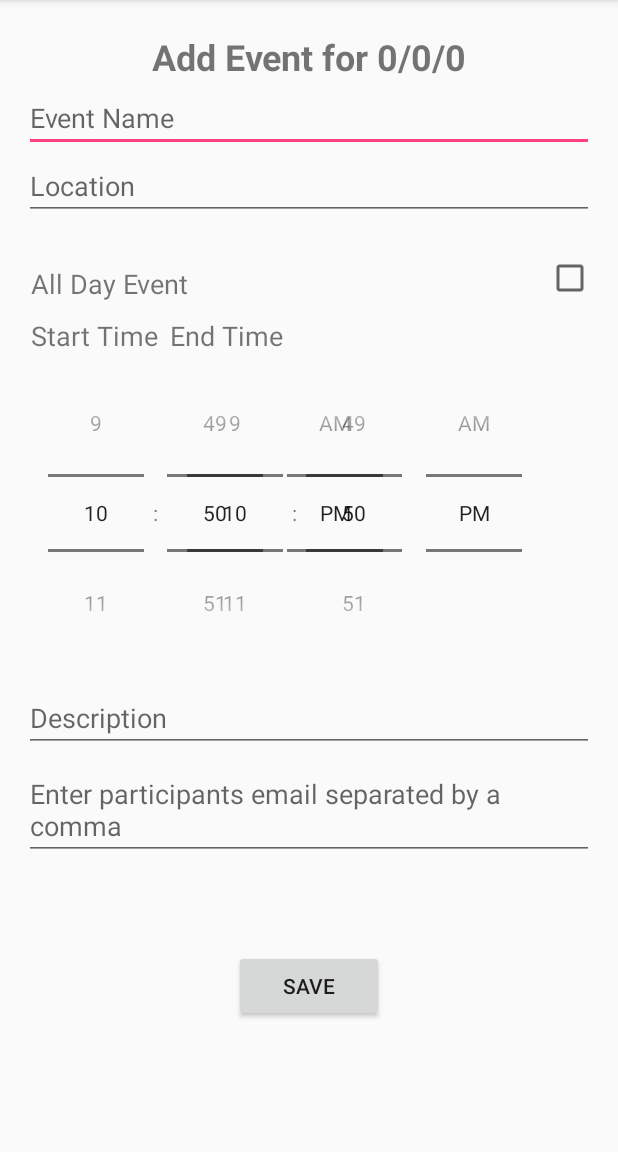
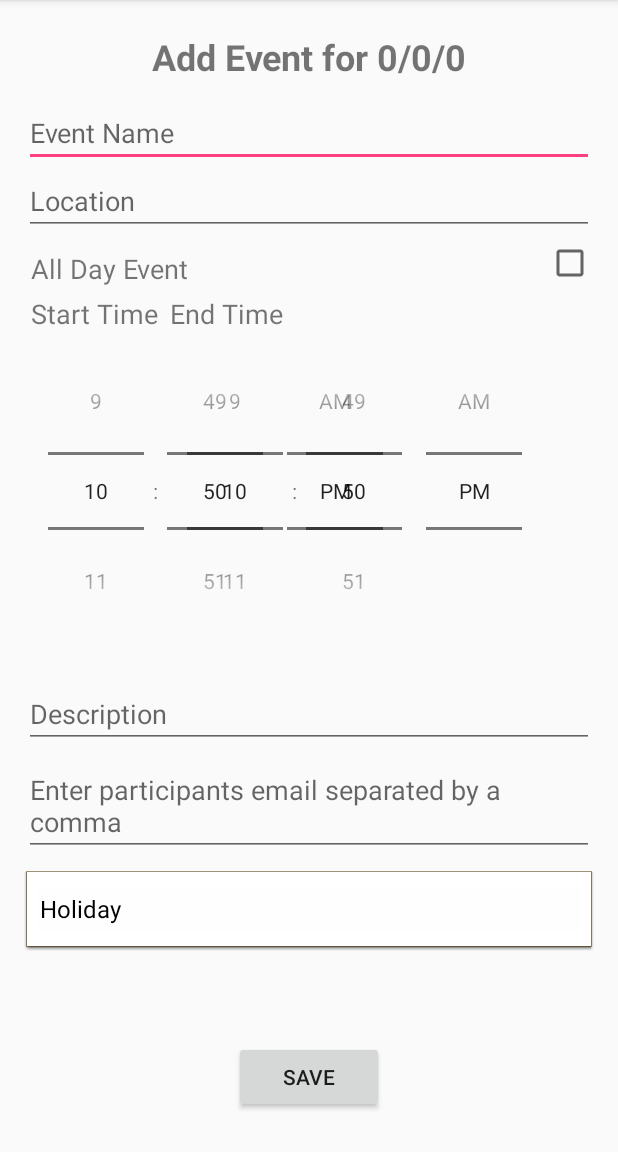
Before and after one commit to peggysoh/PersonalCalendar, an Android app: the AddEvent screen opened directly, with no data from a screen before it, on a phone screen of 412 x 824 dp, the part 84-1236 px from its top. Run offline under Robolectric (Android 15) with nearby library versions, the phone set to English and light mode, and no system bars; 4 statements that could not run were skipped.

Commit message:
Added calendar sets

```diff
--- a/app/src/main/java/com/sealteamsix/personalcalendar/AddEvent.java
+++ b/app/src/main/java/com/sealteamsix/personalcalendar/AddEvent.java
@@ -7,9 +7,11 @@ import android.net.Uri;
 import android.support.v7.app.AppCompatActivity;
 import android.os.Bundle;
 import android.view.View;
+import android.widget.ArrayAdapter;
 import android.widget.Button;
 import android.widget.CheckBox;
 import android.widget.EditText;
+import android.widget.Spinner;
 import android.widget.TextView;
 import android.widget.TimePicker;
 import android.widget.Toast;
@@ -20,6 +22,7 @@ import com.google.android.gms.common.api.GoogleApiClient;
 
 public class AddEvent extends AppCompatActivity implements View.OnClickListener {
 
+    private Spinner drop_eventType;
     private CheckBox check1;
     private Button button_save;
     private TextView startTime, endTime, title;
@@ -59,6 +62,12 @@ public class AddEvent extends AppCompatActivity implements View.OnClickListener
         etLocation = (EditText) findViewById(R.id.location);
         etDescription = (EditText) findViewById(R.id.description);
         etParticipants = (EditText) findViewById(R.id.participants);
+        drop_eventType = (Spinner) findViewById(R.id.spinner_eventType);
+
+        // Setting up event type dropdown menu
+        String[] items = new String[]{"Holiday", "Birthday", "School", "Work", "Personal", "Other"};
+        ArrayAdapter<String> adapter = new ArrayAdapter<String>(this, android.R.layout.simple_spinner_dropdown_item, items);
+        drop_eventType.setAdapter(adapter);
 
         // Getting date, month, year
         Intent myIntent = getIntent();
@@ -100,6 +109,8 @@ public class AddEvent extends AppCompatActivity implements View.OnClickListener
                 String location = etLocation.getText().toString();
                 String description = etDescription.getText().toString();
                 String participants = etParticipants.getText().toString();
+                String eventType = drop_eventType.getSelectedItem().toString();
+
                 if (check1.isChecked() == true) { //all day event
                     startHour = -1;
                     startMin = -1;
@@ -117,7 +128,7 @@ public class AddEvent extends AppCompatActivity implements View.OnClickListener
                 eventDbHelper = new EventDbHelper(context);
                 sqLiteDatabase = eventDbHelper.getWritableDatabase();
                 eventDbHelper.addInfo(date, month, year, name, location, startHour, startMin,
-                        endHour, endMin, description, participants, sqLiteDatabase);
+                        endHour, endMin, description, participants, eventType, sqLiteDatabase);
 
                 // Event added
                 Toast.makeText(this, "Event added.", Toast.LENGTH_SHORT).show();
--- a/app/src/main/java/com/sealteamsix/personalcalendar/EventContract.java
+++ b/app/src/main/java/com/sealteamsix/personalcalendar/EventContract.java
@@ -10,6 +10,8 @@ public class EventContract {
     public static abstract class NewEventInfo {
 
         // Column names
+        public static final String EVENT_TYPE = "event_type";
+        public static final String EVENT_ID = "event_id";
         public static final String EVENT_NAME = "event_name";
         public static final String LOCATION = "location";
         public static final String DESCRIPTION = "description";
--- a/app/src/main/java/com/sealteamsix/personalcalendar/MainActivity.java
+++ b/app/src/main/java/com/sealteamsix/personalcalendar/MainActivity.java
@@ -98,7 +98,7 @@ public class MainActivity extends AppCompatActivity {
         if(cursor.moveToFirst()) {  // true if there is info in DB
             do {
                 int date, month, year, start_hr, start_min, end_hr, end_min;
-                String name, location, description, participants;
+                String name, location, description, participants, type;
 
                 // Get data from cursor
                 // 0 DATE 1 MONTH 2 YEAR 3 EVENT_NAME 4 LOCATION 5 START_HR 6 START_MIN
@@ -114,8 +114,9 @@ public class MainActivity extends AppCompatActivity {
                 end_min = cursor.getInt(8);
                 description = cursor.getString(9);
                 participants = cursor.getString(10);
+                type = cursor.getString(11);
                 DataProvider dataProvider = new DataProvider(date, month, year, name, location,
-                        start_hr, start_min, end_hr, end_min, description, participants);
+                        start_hr, start_min, end_hr, end_min, description, participants, type);
                 if (year > cvYear) {
                     listDataAdapter.add(dataProvider);
                 }
--- a/app/src/main/java/com/sealteamsix/personalcalendar/SearchEvent.java
+++ b/app/src/main/java/com/sealteamsix/personalcalendar/SearchEvent.java
@@ -76,7 +76,7 @@ public class SearchEvent extends AppCompatActivity {
     public void searchEvent(View view) {
         Cursor cursor;
         int DATE, MONTH, YEAR, START_HR, START_MIN, END_HR, END_MIN;
-        String LOCATION, DESCRIPTION, PARTICIPANTS, NAME;
+        String LOCATION, DESCRIPTION, PARTICIPANTS, NAME, TYPE;
 
         listDataAdapter = new ListDataAdapter(this, R.layout.row_layout);
         listView.setAdapter(listDataAdapter);
@@ -99,9 +99,10 @@ public class SearchEvent extends AppCompatActivity {
                 DESCRIPTION = cursor.getString(8);
                 PARTICIPANTS = cursor.getString(9);
                 NAME = cursor.getString(10);
+                TYPE = cursor.getString(11);
 
                 DataProvider dataProvider = new DataProvider(DATE, MONTH, YEAR, NAME, LOCATION,
-                        START_HR, START_MIN, END_HR, END_MIN, DESCRIPTION, PARTICIPANTS);
+                        START_HR, START_MIN, END_HR, END_MIN, DESCRIPTION, PARTICIPANTS, TYPE);
                 listDataAdapter.add(dataProvider);
             } while (cursor.moveToNext()); // true if there is rows after
         }
--- a/app/src/main/res/layout/activity_add_event.xml
+++ b/app/src/main/res/layout/activity_add_event.xml
@@ -40,6 +40,7 @@
                 android:id="@+id/name"
                 android:layout_gravity="center_horizontal"
                 android:hint="Event Name"
+                android:layout_marginTop="10dp"
                 android:editable="true" />
 
             <EditText
@@ -60,8 +61,8 @@
                 android:text=" All Day Event"
                 android:textSize="18dp"
                 android:typeface="sans"
-                android:layout_marginTop="30dp"
-                android:layout_marginBottom="10dp"
+                android:layout_marginTop="10dp"
+                android:layout_marginBottom="5dp"
                 android:layout_alignParentStart="true" />
 
             <CheckBox
@@ -95,6 +96,16 @@
                 android:layout_above="@+id/timePicker_start"
                 android:layout_alignStart="@+id/timePicker_end" />
 
+            <Spinner
+                android:layout_width="match_parent"
+                android:layout_height="wrap_content"
+                android:id="@+id/spinner_eventType"
+                android:background="@android:drawable/editbox_dropdown_light_frame"
+                android:spinnerMode="dropdown"
+                android:layout_below="@+id/participants"
+                android:clickable="false"
+                android:layout_marginTop="10dp" />
+
             <EditText
                 android:layout_width="match_parent"
                 android:layout_height="wrap_content"
@@ -103,10 +114,10 @@
                 android:id="@+id/description"
                 android:layout_weight="0.10"
                 android:hint="Description"
-                android:layout_below="@+id/endTime"
+                android:layout_below="@+id/timePicker_start"
                 android:layout_alignParentStart="true"
                 android:editable="true"
-                android:layout_marginTop="220dp" />
+                android:layout_marginTop="20dp" />
 
             <EditText
                 android:layout_width="match_parent"
@@ -126,7 +137,7 @@
                 android:id="@+id/saveBtn"
                 android:layout_marginTop="60dp"
                 android:clickable="true"
-                android:layout_below="@+id/participants"
+                android:layout_below="@+id/spinner_eventType"
                 android:layout_centerHorizontal="true"
                 android:layout_alignParentEnd="false" />
 
```
Also changed, not shown: app/src/main/java/com/sealteamsix/personalcalendar/DataProvider.java (+12 -2 lines), app/src/main/java/com/sealteamsix/personalcalendar/EditEvent.java (+36 -3 lines), app/src/main/java/com/sealteamsix/personalcalendar/EventDbHelper.java (+11 -8 lines), app/src/main/java/com/sealteamsix/personalcalendar/ListDataAdapter.java (+13 -0 lines), app/src/main/res/layout/activity_edit_event.xml (+23 -3 lines), app/src/main/res/drawable/blue_circle.png (added), app/src/main/res/drawable/green_circle.png (added), app/src/main/res/drawable/orange_circle.png (added), app/src/main/res/drawable/purple_circle.png (added), app/src/main/res/drawable/red_circle.png (added), app/src/main/res/drawable/yellow_circle.png (added).
